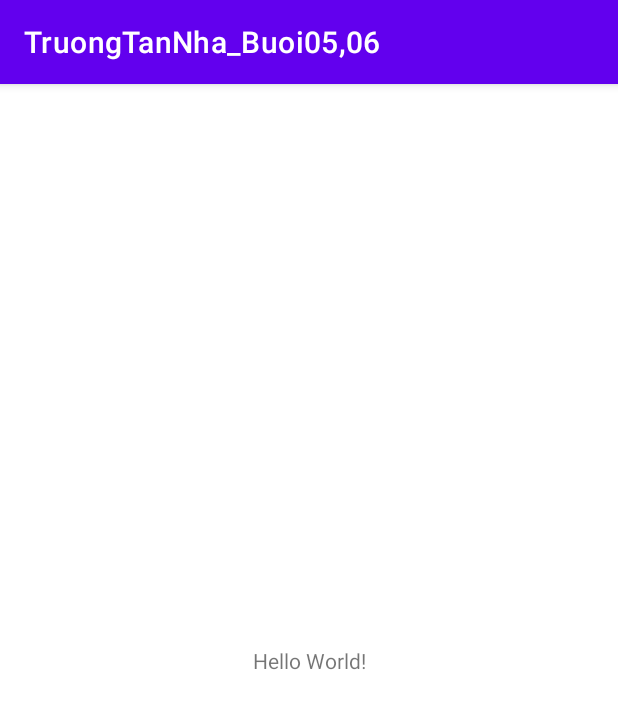
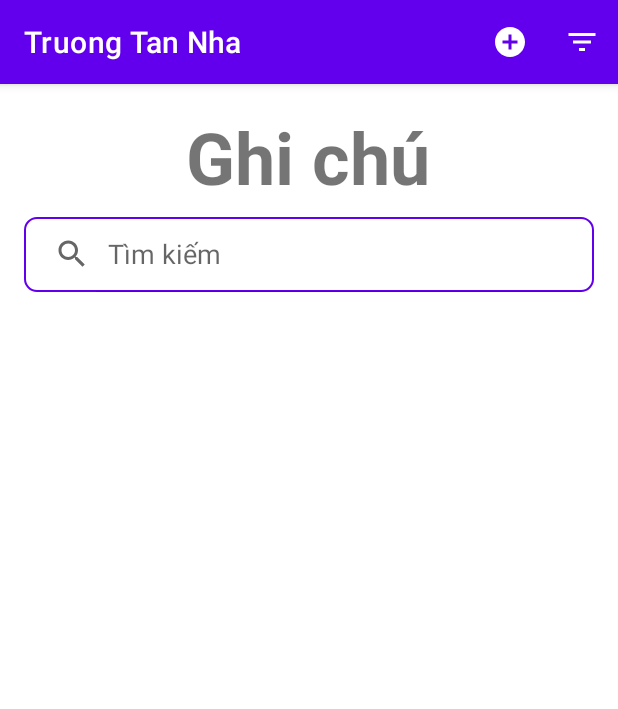
Before and after one commit to tannha12345663/TruongTanNha_Buoi0506, an Android app: the screen it shows after launch (MainActivity), on a phone screen of 412 x 824 dp. Shown: the top 709 px of the screen. Run offline under Robolectric (Android 15) with nearby library versions, the phone set to English and light mode, and no system bars.

Commit message:
Update UX

```diff
--- a/app/build.gradle
+++ b/app/build.gradle
@@ -35,4 +35,5 @@ dependencies {
     testImplementation 'junit:junit:4.13.2'
     androidTestImplementation 'androidx.test.ext:junit:1.1.3'
     androidTestImplementation 'androidx.test.espresso:espresso-core:3.4.0'
+    implementation 'de.hdodenhof:circleimageview:3.1.0'
 }
--- a/app/src/main/AndroidManifest.xml
+++ b/app/src/main/AndroidManifest.xml
@@ -14,6 +14,9 @@
         android:theme="@style/Theme.TruongTanNha_Buoi0506"
         tools:targetApi="31">
         <activity
+            android:name=".add_edit_note"
+            android:exported="false" />
+        <activity
             android:name=".MainActivity"
             android:exported="true">
             <intent-filter>
--- a/app/src/main/java/com/example/truongtannha_buoi0506/MainActivity.java
+++ b/app/src/main/java/com/example/truongtannha_buoi0506/MainActivity.java
@@ -1,8 +1,14 @@
 package com.example.truongtannha_buoi0506;
 
+import androidx.annotation.NonNull;
 import androidx.appcompat.app.AppCompatActivity;
 
+import android.content.Intent;
 import android.os.Bundle;
+import android.view.Menu;
+import android.view.MenuItem;
+
+import java.util.Collections;
 
 public class MainActivity extends AppCompatActivity {
 
@@ -10,5 +16,28 @@ public class MainActivity extends AppCompatActivity {
     protected void onCreate(Bundle savedInstanceState) {
         super.onCreate(savedInstanceState);
         setContentView(R.layout.activity_main);
+
+    }
+
+    @Override
+    public boolean onCreateOptionsMenu(Menu menu) {
+        getMenuInflater().inflate(R.menu.create_item,menu); // Khai báo hiển thị menu
+        return super.onCreateOptionsMenu(menu);
+    }
+
+    @Override
+    public boolean onOptionsItemSelected(@NonNull MenuItem item) {
+        int id = item.getItemId();
+        if (id==R.id.theoABC){
+
+        }
+        else if (id==R.id.theoID){
+
+        }
+        else if (id==R.id.mnAdd){
+            Intent intent = new Intent(MainActivity.this,add_edit_note.class);
+            startActivity(intent);
+        }
+        return super.onOptionsItemSelected(item);
     }
 }
--- /dev/null
+++ b/app/src/main/res/drawable/ic_baseline_add_circle_24.xml
@@ -0,0 +1,5 @@
+<vector android:height="24dp" android:tint="#FFFFFF"
+    android:viewportHeight="24" android:viewportWidth="24"
+    android:width="24dp" xmlns:android="http://schemas.android.com/apk/res/android">
+    <path android:fillColor="@android:color/white" android:pathData="M12,2C6.48,2 2,6.48 2,12s4.48,10 10,10 10,-4.48 10,-10S17.52,2 12,2zM17,13h-4v4h-2v-4L7,13v-2h4L11,7h2v4h4v2z"/>
+</vector>
--- /dev/null
+++ b/app/src/main/res/drawable/ic_baseline_delete_24.xml
@@ -0,0 +1,5 @@
+<vector android:height="24dp" android:tint="#000000"
+    android:viewportHeight="24" android:viewportWidth="24"
+    android:width="24dp" xmlns:android="http://schemas.android.com/apk/res/android">
+    <path android:fillColor="@android:color/white" android:pathData="M6,19c0,1.1 0.9,2 2,2h8c1.1,0 2,-0.9 2,-2V7H6v12zM19,4h-3.5l-1,-1h-5l-1,1H5v2h14V4z"/>
+</vector>
--- /dev/null
+++ b/app/src/main/res/drawable/ic_baseline_edit_24.xml
@@ -0,0 +1,5 @@
+<vector android:height="24dp" android:tint="#000000"
+    android:viewportHeight="24" android:viewportWidth="24"
+    android:width="24dp" xmlns:android="http://schemas.android.com/apk/res/android">
+    <path android:fillColor="@android:color/white" android:pathData="M3,17.25V21h3.75L17.81,9.94l-3.75,-3.75L3,17.25zM20.71,7.04c0.39,-0.39 0.39,-1.02 0,-1.41l-2.34,-2.34c-0.39,-0.39 -1.02,-0.39 -1.41,0l-1.83,1.83 3.75,3.75 1.83,-1.83z"/>
+</vector>
--- /dev/null
+++ b/app/src/main/res/drawable/ic_baseline_filter_list_24.xml
@@ -0,0 +1,5 @@
+<vector android:height="24dp" android:tint="#FFFFFF"
+    android:viewportHeight="24" android:viewportWidth="24"
+    android:width="24dp" xmlns:android="http://schemas.android.com/apk/res/android">
+    <path android:fillColor="@android:color/white" android:pathData="M10,18h4v-2h-4v2zM3,6v2h18L21,6L3,6zM6,13h12v-2L6,11v2z"/>
+</vector>
--- /dev/null
+++ b/app/src/main/res/drawable/search_bg.xml
@@ -0,0 +1,10 @@
+<?xml version="1.0" encoding="utf-8"?>
+<shape xmlns:android="http://schemas.android.com/apk/res/android">
+    <corners android:radius="8dp"/>
+    <stroke android:color="@color/purple_500"
+        android:width="1dp"></stroke>
+    <solid
+        android:color="@color/white">
+
+    </solid>
+</shape>
--- a/app/src/main/res/layout/activity_main.xml
+++ b/app/src/main/res/layout/activity_main.xml
@@ -7,12 +7,44 @@
     tools:context=".MainActivity">
 
     <TextView
+        android:id="@+id/textView"
         android:layout_width="wrap_content"
         android:layout_height="wrap_content"
-        android:text="Hello World!"
+        android:layout_marginTop="16dp"
+        android:text="Ghi chú"
+        android:textSize="48sp"
+        android:textStyle="bold"
+        app:layout_constraintEnd_toEndOf="parent"
+        app:layout_constraintHorizontal_bias="0.498"
+        app:layout_constraintStart_toStartOf="parent"
+        app:layout_constraintTop_toTopOf="parent" />
+
+    <SearchView
+        android:id="@+id/searchView"
+        android:layout_width="0dp"
+        android:layout_height="50dp"
+
+        android:layout_marginStart="16dp"
+        android:layout_marginTop="8dp"
+        android:layout_marginEnd="16dp"
+        android:background="@drawable/search_bg"
+        android:iconifiedByDefault="false"
+        android:queryHint="Tìm kiếm"
+        app:layout_constraintEnd_toEndOf="parent"
+        app:layout_constraintStart_toStartOf="parent"
+        app:layout_constraintTop_toBottomOf="@+id/textView" />
+
+    <androidx.recyclerview.widget.RecyclerView
+        android:id="@+id/spinner"
+        android:layout_width="0dp"
+        android:layout_height="0dp"
+        android:layout_marginStart="16dp"
+        android:layout_marginTop="8dp"
+        android:layout_marginEnd="16dp"
         app:layout_constraintBottom_toBottomOf="parent"
         app:layout_constraintEnd_toEndOf="parent"
         app:layout_constraintStart_toStartOf="parent"
-        app:layout_constraintTop_toTopOf="parent" />
+        tools:listitem="@layout/note_row"
 
+        app:layout_constraintTop_toBottomOf="@+id/searchView" />
 </androidx.constraintlayout.widget.ConstraintLayout>
--- /dev/null
+++ b/app/src/main/res/menu/create_item.xml
@@ -0,0 +1,28 @@
+<?xml version="1.0" encoding="utf-8"?>
+<menu xmlns:android="http://schemas.android.com/apk/res/android"
+    xmlns:app="http://schemas.android.com/apk/res-auto">
+    <item
+        android:id="@+id/mnAdd"
+        android:icon="@drawable/ic_baseline_add_circle_24"
+        app:showAsAction="always"
+        android:title="Thêm mới" />
+        <item
+            android:id="@+id/menuSort"
+            android:title="Bộ Lọc"
+            android:icon="@drawable/ic_baseline_filter_list_24"
+            app:showAsAction="always"
+            >
+            <menu>
+                <item
+                    android:id="@+id/theoABC"
+                    android:title="Sắp xếp theo thứ tự ABC" />
+                <item
+                    android:id="@+id/theoID"
+                    android:title="Sắp xếp theo id" />
+
+            </menu>
+
+        </item>
+
+
+</menu>
--- a/app/src/main/res/values/strings.xml
+++ b/app/src/main/res/values/strings.xml
@@ -1,3 +1,3 @@
 <resources>
-    <string name="app_name">TruongTanNha_Buoi05,06</string>
+    <string name="app_name">Truong Tan Nha</string>
 </resources>
```
Also changed, not shown: app/src/main/java/com/example/truongtannha_buoi0506/DbHelper.java (added, +60 -0 lines), app/src/main/java/com/example/truongtannha_buoi0506/NoteApp.java (added, +44 -0 lines), app/src/main/java/com/example/truongtannha_buoi0506/add_edit_note.java (added, +50 -0 lines), app/src/main/res/layout/activity_add_edit_note.xml (added, +42 -0 lines), app/src/main/res/layout/note_row.xml (added, +47 -0 lines), app/src/main/res/menu/save_del.xml (added, +17 -0 lines).
